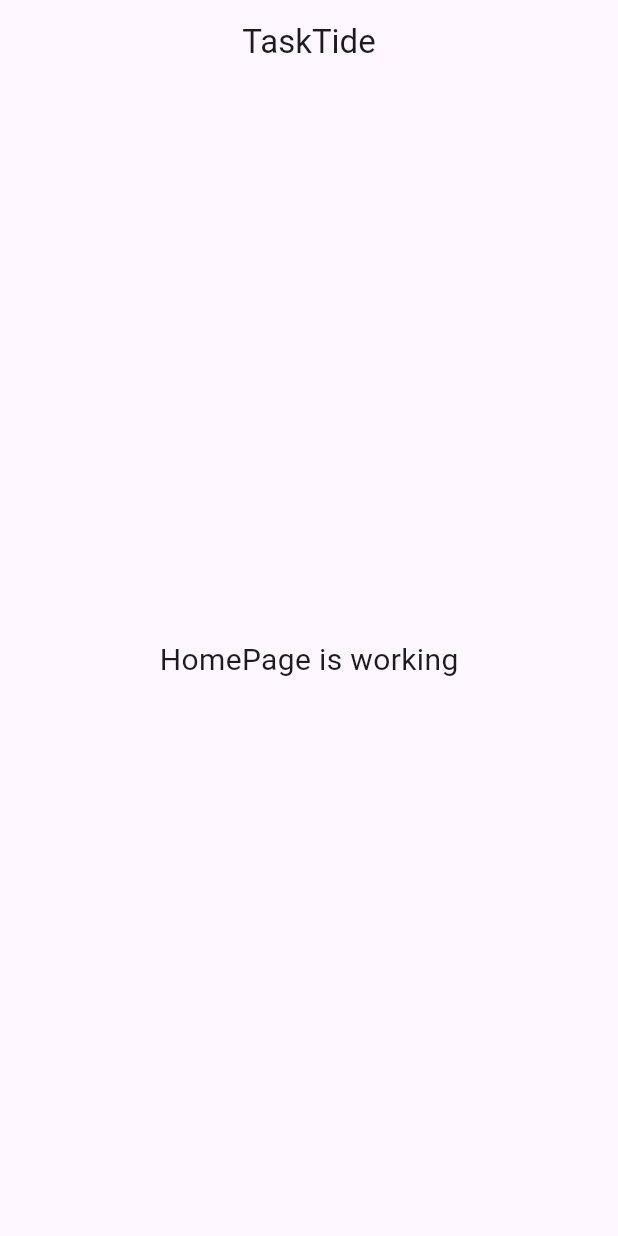
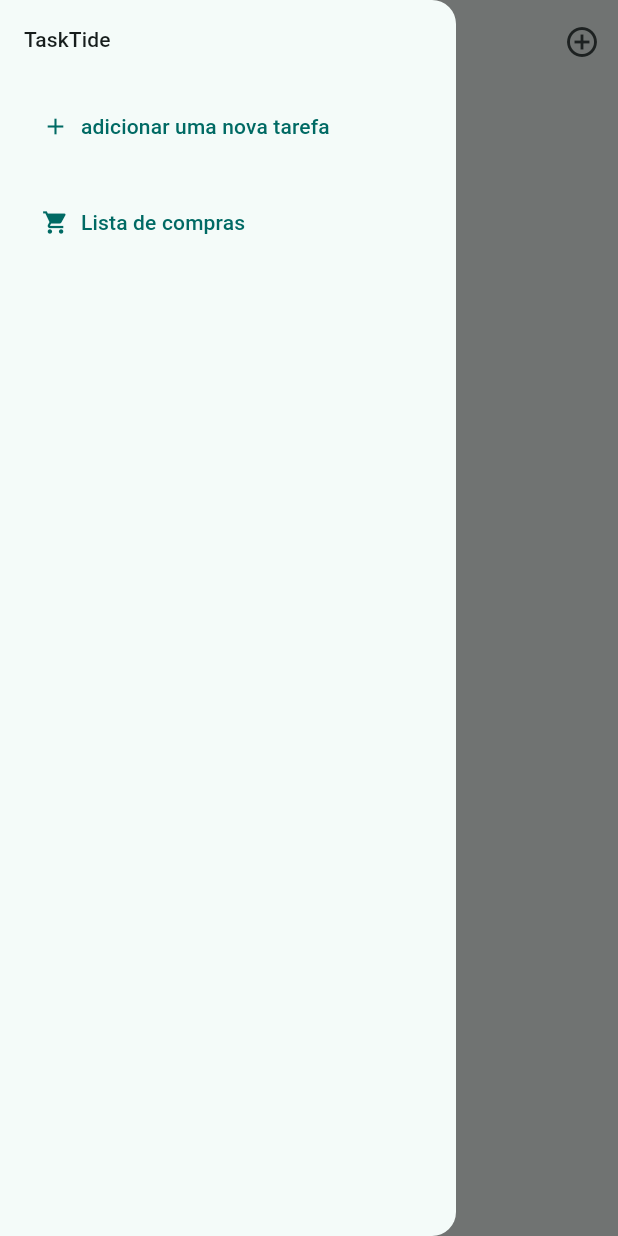
Before and after one commit to juijar/Apps2Qi, a Flutter app: the screen it shows after launch, with the side drawer open (before the commit the screen has no drawer), on a phone screen of 412 x 824 dp. Run offline on Flutter 3.47's test engine with Material 3 defaults, Android fonts, the phone set to English and light mode, and no system bars.

Commit message:
criação da tela home

```diff
--- a/tasktide/lib/main.dart
+++ b/tasktide/lib/main.dart
@@ -1,6 +1,9 @@
+
 import 'package:flutter/material.dart';
-import 'package:tasktide/screens/home_page.dart';
+import 'package:tasktide/screens/home/home_page.dart';
+//import 'package:tasktide/screens/home_page.dart';
 
+import 'theme.dart';
 void main() {
   runApp(const MainApp());
 }
@@ -10,8 +13,14 @@ class MainApp extends StatelessWidget {
 
   @override
   Widget build(BuildContext context) {
-    return const MaterialApp(
-      home: HomePage(),
+    return MaterialApp(
+      theme: MaterialTheme(Theme.of(context).textTheme).light(),
+      darkTheme: MaterialTheme(Theme.of(context).textTheme).light(),
+      initialRoute: '/home',
+      routes: {
+        '/home': (context) =>HomePage(),
+        },
+
       debugShowCheckedModeBanner: false,
     );
   }
--- /dev/null
+++ b/tasktide/lib/screens/home/home_page.dart
@@ -0,0 +1,63 @@
+import 'package:flutter/material.dart';
+import 'package:tasktide/screens/shared/app_drawer.dart';
+
+class HomePage extends StatelessWidget {
+  const HomePage({super.key});
+
+  @override
+  Widget build(BuildContext context) {
+    return Scaffold(
+      appBar: AppBar(
+        title: const Text('Tarefas'),
+        centerTitle: true,
+        actions: <Widget>[
+          IconButton(
+            icon: Icon(Icons.add_circle_outline), // Ícone do botão
+            onPressed: () {
+              // Ação a ser executada quando o botão for clicado
+              ScaffoldMessenger.of(context).showSnackBar(
+                SnackBar(content: Text('não funciono')),
+              );
+            },
+          ),
+        ],
+      ),
+      drawer: AppDrawer(),
+      body: Padding(
+        padding: const EdgeInsets.symmetric(horizontal: 400,vertical: 16),
+        child: Center(
+          child: Column(
+            children: [
+              Expanded(
+                child: ListView.separated(
+                  shrinkWrap: true,
+                  itemBuilder: (BuildContext context, int index) {
+                    return ListTile(
+
+                      // colocar um container no lugar do listTile e nele colocar um children e logo um row com os icones
+                      title: Text('produto $index'),
+                      trailing: Icon(Icons.delete),
+
+                      /* Row(
+                        children: [
+                          const Icon(Icons.delete),
+
+                          //const IconButton(onPressed: null, icon: const Icon(Icons.delete)),
+                          //const IconButton(onPressed: null, icon: const Icon(Icons.edit_attributes)),
+                        ],
+                      ), */
+
+                    );
+
+                  },
+                  separatorBuilder: (__, _) => const Divider(),
+                  itemCount: 20,
+                ),
+              ),
+            ],
+          ),
+        ),
+      ),
+    );
+  }
+}
--- a/tasktide/lib/screens/home_page.dart
+++ /dev/null
@@ -1,21 +0,0 @@
-import 'package:flutter/material.dart';
-
-class HomePage extends StatelessWidget {
-  const HomePage({super.key});
-
-  @override
-  Widget build(BuildContext context) {
-    return Scaffold(
-      appBar: AppBar(
-        title: const Text('TaskTide'),
-        centerTitle: true,
-      ),
-      body: const Center(
-        child: Text(
-          'HomePage is working',
-          style: TextStyle(fontSize: 20),
-        ),
-      ),
-    );
-  }
-}
--- /dev/null
+++ b/tasktide/lib/screens/shared/app_drawer.dart
@@ -0,0 +1,39 @@
+import 'package:flutter/material.dart';
+
+class AppDrawer extends StatelessWidget {
+  const AppDrawer({super.key});
+
+  @override
+  Widget build(BuildContext context) {
+    return Drawer(
+      child: SafeArea(
+        child: Padding(
+          padding: EdgeInsets.all(16),
+          child: Column(
+            crossAxisAlignment: CrossAxisAlignment.start,
+            children: [
+              Text(
+                'TaskTide',
+                style: Theme.of(context).textTheme.titleSmall,
+              ),
+              const SizedBox(height: 24),
+              TextButton.icon(
+                icon: Icon(Icons.add),
+                label: Text('adicionar uma nova tarefa'),
+                onPressed: () {},
+              ),
+              const SizedBox(
+                height: 16,
+              ),
+              TextButton.icon(
+                icon: Icon(Icons.shopping_cart),
+                label: Text('Lista de compras'),
+                onPressed: () {},
+              ),
+            ],
+          ),
+        ),
+      ),
+    );
+  }
+}
--- /dev/null
+++ b/tasktide/lib/theme.dart
@@ -0,0 +1,556 @@
+import "package:flutter/material.dart";
+
+class MaterialTheme {
+  final TextTheme textTheme;
+
+  const MaterialTheme(this.textTheme);
+
+  static MaterialScheme lightScheme() {
+    return const MaterialScheme(
+      brightness: Brightness.light,
+      primary: Color(4278217316),
+      surfaceTint: Color(4278217316),
+      onPrimary: Color(4294967295),
+      primaryContainer: Color(4288541416),
+      onPrimaryContainer: Color(4278198301),
+      secondary: Color(4285289356),
+      onSecondary: Color(4294967295),
+      secondaryContainer: Color(4293844223),
+      onSecondaryContainer: Color(4280684100),
+      tertiary: Color(4285093005),
+      onTertiary: Color(4294967295),
+      tertiaryContainer: Color(4293647615),
+      onTertiaryContainer: Color(4280553029),
+      error: Color(4290386458),
+      onError: Color(4294967295),
+      errorContainer: Color(4294957782),
+      onErrorContainer: Color(4282449922),
+      background: Color(4294245369),
+      onBackground: Color(4279639324),
+      surface: Color(4294245369),
+      onSurface: Color(4279639324),
+      surfaceVariant: Color(4292535778),
+      onSurfaceVariant: Color(4282337607),
+      outline: Color(4285495671),
+      outlineVariant: Color(4290693574),
+      shadow: Color(4278190080),
+      scrim: Color(4278190080),
+      inverseSurface: Color(4281020977),
+      inverseOnSurface: Color(4293718768),
+      inversePrimary: Color(4286698956),
+      primaryFixed: Color(4288541416),
+      onPrimaryFixed: Color(4278198301),
+      primaryFixedDim: Color(4286698956),
+      onPrimaryFixedVariant: Color(4278210635),
+      secondaryFixed: Color(4293844223),
+      onSecondaryFixed: Color(4280684100),
+      secondaryFixedDim: Color(4292328187),
+      onSecondaryFixedVariant: Color(4283644786),
+      tertiaryFixed: Color(4293647615),
+      onTertiaryFixed: Color(4280553029),
+      tertiaryFixedDim: Color(4292131836),
+      onTertiaryFixedVariant: Color(4283448436),
+      surfaceDim: Color(4292205529),
+      surfaceBright: Color(4294245369),
+      surfaceContainerLowest: Color(4294967295),
+      surfaceContainerLow: Color(4293916147),
+      surfaceContainer: Color(4293521389),
+      surfaceContainerHigh: Color(4293126632),
+      surfaceContainerHighest: Color(4292732130),
+    );
+  }
+
+  ThemeData light() {
+    return theme(lightScheme().toColorScheme());
+  }
+
+  static MaterialScheme lightMediumContrastScheme() {
+    return const MaterialScheme(
+      brightness: Brightness.light,
+      primary: Color(4278209607),
+      surfaceTint: Color(4278217316),
+      onPrimary: Color(4294967295),
+      primaryContainer: Color(4280713594),
+      onPrimaryContainer: Color(4294967295),
+      secondary: Color(4283381614),
+      onSecondary: Color(4294967295),
+      secondaryContainer: Color(4286802340),
+      onSecondaryContainer: Color(4294967295),
+      tertiary: Color(4283185263),
+      onTertiary: Color(4294967295),
+      tertiaryContainer: Color(4286605989),
+      onTertiaryContainer: Color(4294967295),
+      error: Color(4287365129),
+      onError: Color(4294967295),
+      errorContainer: Color(4292490286),
+      onErrorContainer: Color(4294967295),
+      background: Color(4294245369),
+      onBackground: Color(4279639324),
+      surface: Color(4294245369),
+      onSurface: Color(4279639324),
+      surfaceVariant: Color(4292535778),
+      onSurfaceVariant: Color(4282074435),
+      outline: Color(4283916639),
+      outlineVariant: Color(4285758843),
+      shadow: Color(4278190080),
+      scrim: Color(4278190080),
+      inverseSurface: Color(4281020977),
+      inverseOnSurface: Color(4293718768),
+      inversePrimary: Color(4286698956),
+      primaryFixed: Color(4280713594),
+      onPrimaryFixed: Color(4294967295),
+      primaryFixedDim: Color(4278216545),
+      onPrimaryFixedVariant: Color(4294967295),
+      secondaryFixed: Color(4286802340),
+      onSecondaryFixed: Color(4294967295),
+      secondaryFixedDim: Color(4285092233),
+      onSecondaryFixedVariant: Color(4294967295),
+      tertiaryFixed: Color(4286605989),
+      onTertiaryFixed: Color(4294967295),
+      tertiaryFixedDim: Color(4284895883),
+      onTertiaryFixedVariant: Color(4294967295),
+      surfaceDim: Color(4292205529),
+      surfaceBright: Color(4294245369),
+      surfaceContainerLowest: Color(4294967295),
+      surfaceContainerLow: Color(4293916147),
+      surfaceContainer: Color(4293521389),
+      surfaceContainerHigh: Color(4293126632),
+      surfaceContainerHighest: Color(4292732130),
+    );
+  }
+
+  ThemeData lightMediumContrast() {
+    return theme(lightMediumContrastScheme().toColorScheme());
+  }
+
+  static MaterialScheme lightHighContrastScheme() {
+    return const MaterialScheme(
+      brightness: Brightness.light,
+      primary: Color(4278200100),
+      surfaceTint: Color(4278217316),
+      onPrimary: Color(4294967295),
+      primaryContainer: Color(4278209607),
+      onPrimaryContainer: Color(4294967295),
+      secondary: Color(4281144651),
+      onSecondary: Color(4294967295),
+      secondaryContainer: Color(4283381614),
+      onSecondaryContainer: Color(4294967295),
+      tertiary: Color(4280948300),
+      onTertiary: Color(4294967295),
+      tertiaryContainer: Color(4283185263),
+      onTertiaryContainer: Color(4294967295),
+      error: Color(4283301890),
+      onError: Color(4294967295),
+      errorContainer: Color(4287365129),
+      onErrorContainer: Color(4294967295),
+      background: Color(4294245369),
+      onBackground: Color(4279639324),
+      surface: Color(4294245369),
+      onSurface: Color(4278190080),
+      surfaceVariant: Color(4292535778),
+      onSurfaceVariant: Color(4280034852),
+      outline: Color(4282074435),
+      outlineVariant: Color(4282074435),
+      shadow: Color(4278190080),
+      scrim: Color(4278190080),
+      inverseSurface: Color(4281020977),
+      inverseOnSurface: Color(4294967295),
+      inversePrimary: Color(4289133554),
+      primaryFixed: Color(4278209607),
+      onPrimaryFixed: Color(4294967295),
+      primaryFixedDim: Color(4278203183),
+      onPrimaryFixedVariant: Color(4294967295),
+      secondaryFixed: Color(4283381614),
+      onSecondaryFixed: Color(4294967295),
+      secondaryFixedDim: Color(4281868630),
+      onSecondaryFixedVariant: Color(4294967295),
+      tertiaryFixed: Color(4283185263),
+      onTertiaryFixed: Color(4294967295),
+      tertiaryFixedDim: Color(4281672280),
+      onTertiaryFixedVariant: Color(4294967295),
+      surfaceDim: Color(4292205529),
+      surfaceBright: Color(4294245369),
+      surfaceContainerLowest: Color(4294967295),
+      surfaceContainerLow: Color(4293916147),
+      surfaceContainer: Color(4293521389),
+      surfaceContainerHigh: Color(4293126632),
+      surfaceContainerHighest: Color(4292732130),
+    );
+  }
+
+  ThemeData lightHighContrast() {
+    return theme(lightHighContrastScheme().toColorScheme());
+  }
+
+  static MaterialScheme darkScheme() {
+    return const MaterialScheme(
+      brightness: Brightness.dark,
+      primary: Color(4286698956),
+      surfaceTint: Color(4286698956),
+      onPrimary: Color(4278204211),
+      primaryContainer: Color(4278210635),
+      onPrimaryContainer: Color(4288541416),
+      secondary: Color(4292328187),
+      onSecondary: Color(4282131802),
+      secondaryContainer: Color(4283644786),
+      onSecondaryContainer: Color(4293844223),
+      tertiary: Color(4292131836),
+      onTertiary: Color(4281935196),
+      tertiaryContainer: Color(4283448436),
+      onTertiaryContainer: Color(4293647615),
+      error: Color(4294948011),
+      onError: Color(4285071365),
+      errorContainer: Color(4287823882),
+      onErrorContainer: Color(4294957782),
+      background: Color(4279112980),
+      onBackground: Color(4292732130),
+      surface: Color(4279112980),
+      onSurface: Color(4292732130),
+      surfaceVariant: Color(4282337607),
+      onSurfaceVariant: Color(4290693574),
+      outline: Color(4287206289),
+      outlineVariant: Color(4282337607),
+      shadow: Color(4278190080),
+      scrim: Color(4278190080),
+      inverseSurface: Color(4292732130),
+      inverseOnSurface: Color(4281020977),
+      inversePrimary: Color(4278217316),
+      primaryFixed: Color(4288541416),
+      onPrimaryFixed: Color(4278198301),
+      primaryFixedDim: Color(4286698956),
+      onPrimaryFixedVariant: Color(4278210635),
+      secondaryFixed: Color(4293844223),
+      onSecondaryFixed: Color(4280684100),
+      secondaryFixedDim: Color(4292328187),
+      onSecondaryFixedVariant: Color(4283644786),
+      tertiaryFixed: Color(4293647615),
+      onTertiaryFixed: Color(4280553029),
+      tertiaryFixedDim: Color(4292131836),
+      onTertiaryFixedVariant: Color(4283448436),
+      surfaceDim: Color(4279112980),
+      surfaceBright: Color(4281612857),
+      surfaceContainerLowest: Color(4278783759),
+      surfaceContainerLow: Color(4279639324),
+      surfaceContainer: Color(4279902496),
+      surfaceContainerHigh: Color(4280625962),
+      surfaceContainerHighest: Color(4281349685),
+    );
+  }
+
+  ThemeData dark() {
+    return theme(darkScheme().toColorScheme());
+  }
+
+  static MaterialScheme darkMediumContrastScheme() {
+    return const MaterialScheme(
+      brightness: Brightness.dark,
+      primary: Color(4286962129),
+      surfaceTint: Color(4286698956),
+      onPrimary: Color(4278196760),
+      primaryContainer: Color(4282949270),
+      onPrimaryContainer: Color(4278190080),
+      secondary: Color(4292657151),
+      onSecondary: Color(4280289086),
+      secondaryContainer: Color(4288710082),
+      onSecondaryContainer: Color(4278190080),
+      tertiary: Color(4292395263),
+      onTertiary: Color(4280158272),
+      tertiaryContainer: Color(4288448195),
+      onTertiaryContainer: Color(4278190080),
+      error: Color(4294949553),
+      onError: Color(4281794561),
+      errorContainer: Color(4294923337),
+      onErrorContainer: Color(4278190080),
+      background: Color(4279112980),
+      onBackground: Color(4292732130),
+      surface: Color(4279112980),
+      onSurface: Color(4294376698),
+      surfaceVariant: Color(4282337607),
+      onSurfaceVariant: Color(4290956747),
+      outline: Color(4288390563),
+      outlineVariant: Color(4286285187),
+      shadow: Color(4278190080),
+      scrim: Color(4278190080),
+      inverseSurface: Color(4292732130),
+      inverseOnSurface: Color(4280625962),
+      inversePrimary: Color(4278210892),
+      primaryFixed: Color(4288541416),
+      onPrimaryFixed: Color(4278195219),
+      primaryFixedDim: Color(4286698956),
+      onPrimaryFixedVariant: Color(4278206009),
+      secondaryFixed: Color(4293844223),
+      onSecondaryFixed: Color(4279960121),
+      secondaryFixedDim: Color(4292328187),
+      onSecondaryFixedVariant: Color(4282526560),
+      tertiaryFixed: Color(4293647615),
+      onTertiaryFixed: Color(4279829051),
+      tertiaryFixedDim: Color(4292131836),
+      onTertiaryFixedVariant: Color(4282329954),
+      surfaceDim: Color(4279112980),
+      surfaceBright: Color(4281612857),
+      surfaceContainerLowest: Color(4278783759),
+      surfaceContainerLow: Color(4279639324),
+      surfaceContainer: Color(4279902496),
+      surfaceContainerHigh: Color(4280625962),
+      surfaceContainerHighest: Color(4281349685),
+    );
+  }
+
+  ThemeData darkMediumContrast() {
+    return theme(darkMediumContrastScheme().toColorScheme());
+  }
+
+  static MaterialScheme darkHighContrastScheme() {
+    return const MaterialScheme(
+      brightness: Brightness.dark,
+      primary: Color(4293656571),
+      surfaceTint: Color(4286698956),
+      onPrimary: Color(4278190080),
+      primaryContainer: Color(4286962129),
+      onPrimaryContainer: Color(4278190080),
+      secondary: Color(4294965756),
+      onSecondary: Color(4278190080),
+      secondaryContainer: Color(4292657151),
+      onSecondaryContainer: Color(4278190080),
+      tertiary: Color(4294965758),
+      onTertiary: Color(4278190080),
+      tertiaryContainer: Color(4292395263),
+      onTertiaryContainer: Color(4278190080),
+      error: Color(4294965753),
+      onError: Color(4278190080),
+      errorContainer: Color(4294949553),
+      onErrorContainer: Color(4278190080),
+      background: Color(4279112980),
+      onBackground: Color(4292732130),
+      surface: Color(4279112980),
+      onSurface: Color(4294967295),
+      surfaceVariant: Color(4282337607),
+      onSurfaceVariant: Color(4294180346),
+      outline: Color(4290956747),
+      outlineVariant: Color(4290956747),
+      shadow: Color(4278190080),
+      scrim: Color(4278190080),
+      inverseSurface: Color(4292732130),
+      inverseOnSurface: Color(4278190080),
+      inversePrimary: Color(4278202413),
+      primaryFixed: Color(4288804589),
+      onPrimaryFixed: Color(4278190080),
+      primaryFixedDim: Color(4286962129),
+      onPrimaryFixedVariant: Color(4278196760),
+      secondaryFixed: Color(4294042111),
+      onSecondaryFixed: Color(4278190080),
+      secondaryFixedDim: Color(4292657151),
+      onSecondaryFixedVariant: Color(4280289086),
+      tertiaryFixed: Color(4293911039),
+      onTertiaryFixed: Color(4278190080),
+      tertiaryFixedDim: Color(4292395263),
+      onTertiaryFixedVariant: Color(4280158272),
+      surfaceDim: Color(4279112980),
+      surfaceBright: Color(4281612857),
+      surfaceContainerLowest: Color(4278783759),
+      surfaceContainerLow: Color(4279639324),
+      surfaceContainer: Color(4279902496),
+      surfaceContainerHigh: Color(4280625962),
+      surfaceContainerHighest: Color(4281349685),
+    );
+  }
+
+  ThemeData darkHighContrast() {
+    return theme(darkHighContrastScheme().toColorScheme());
+  }
+
+
+  ThemeData theme(ColorScheme colorScheme) => ThemeData(
+     useMaterial3: true,
+     brightness: colorScheme.brightness,
+     colorScheme: colorScheme,
+     textTheme: textTheme.apply(
+       bodyColor: colorScheme.onSurface,
+       displayColor: colorScheme.onSurface,
+     ),
+     scaffoldBackgroundColor: colorScheme.background,
+     canvasColor: colorScheme.surface,
+  );
+
+
+  List<ExtendedColor> get extendedColors => [
+  ];
+}
+
+class MaterialScheme {
+  const MaterialScheme({
+    required this.brightness,
+    required this.primary,
+    required this.surfaceTint,
+    required this.onPrimary,
+    required this.primaryContainer,
+    required this.onPrimaryContainer,
+    required this.secondary,
+    required this.onSecondary,
+    required this.secondaryContainer,
+    required this.onSecondaryContainer,
+    required this.tertiary,
+    required this.onTertiary,
+    required this.tertiaryContainer,
+    required this.onTertiaryContainer,
+    required this.error,
+    required this.onError,
+    required this.errorContainer,
+    required this.onErrorContainer,
+    required this.background,
+    required this.onBackground,
+    required this.surface,
+    required this.onSurface,
+    required this.surfaceVariant,
+    required this.onSurfaceVariant,
+    required this.outline,
+    required this.outlineVariant,
+    required this.shadow,
+    required this.scrim,
+    required this.inverseSurface,
+    required this.inverseOnSurface,
+    required this.inversePrimary,
+    required this.primaryFixed,
+    required this.onPrimaryFixed,
+    required this.primaryFixedDim,
+    required this.onPrimaryFixedVariant,
+    required this.secondaryFixed,
+    required this.onSecondaryFixed,
+    required this.secondaryFixedDim,
+    required this.onSecondaryFixedVariant,
+    required this.tertiaryFixed,
+    required this.onTertiaryFixed,
+    required this.tertiaryFixedDim,
+    required this.onTertiaryFixedVariant,
+    required this.surfaceDim,
+    required this.surfaceBright,
+    required this.surfaceContainerLowest,
+    required this.surfaceContainerLow,
+    required this.surfaceContainer,
+    required this.surfaceContainerHigh,
+    required this.surfaceContainerHighest,
+  });
+
+  final Brightness brightness;
+  final Color primary;
+  final Color surfaceTint;
+  final Color onPrimary;
+  final Color primaryContainer;
+  final Color onPrimaryContainer;
+  final Color secondary;
+  final Color onSecondary;
+  final Color secondaryContainer;
+  final Color onSecondaryContainer;
+  final Color tertiary;
+  final Color onTertiary;
+  final Color tertiaryContainer;
+  final Color onTertiaryContainer;
+  final Color error;
+  final Color onError;
+  final Color errorContainer;
+  final Color onErrorContainer;
+  final Color background;
+  final Color onBackground;
+  final Color surface;
+  final Color onSurface;
+  final Color surfaceVariant;
+  final Color onSurfaceVariant;
+  final Color outline;
+  final Color outlineVariant;
+  final Color shadow;
+  final Color scrim;
+  final Color inverseSurface;
+  final Color inverseOnSurface;
+  final Color inversePrimary;
+  final Color primaryFixed;
+  final Color onPrimaryFixed;
+  final Color primaryFixedDim;
+  final Color onPrimaryFixedVariant;
+  final Color secondaryFixed;
+  final Color onSecondaryFixed;
+  final Color secondaryFixedDim;
+  final Color onSecondaryFixedVariant;
+  final Color tertiaryFixed;
+  final Color onTertiaryFixed;
+  final Color tertiaryFixedDim;
+  final Color onTertiaryFixedVariant;
+  final Color surfaceDim;
+  final Color surfaceBright;
+  final Color surfaceContainerLowest;
+  final Color surfaceContainerLow;
+  final Color surfaceContainer;
+  final Color surfaceContainerHigh;
+  final Color surfaceContainerHighest;
+}
+
+extension MaterialSchemeUtils on MaterialScheme {
+  ColorScheme toColorScheme() {
+    return ColorScheme(
+      brightness: brightness,
+      primary: primary,
+      onPrimary: onPrimary,
+      primaryContainer: primaryContainer,
+      onPrimaryContainer: onPrimaryContainer,
+      secondary: secondary,
+      onSecondary: onSecondary,
+      secondaryContainer: secondaryContainer,
+      onSecondaryContainer: onSecondaryContainer,
+      tertiary: tertiary,
+      onTertiary: onTertiary,
+      tertiaryContainer: tertiaryContainer,
+      onTertiaryContainer: onTertiaryContainer,
+      error: error,
+      onError: onError,
+      errorContainer: errorContainer,
+      onErrorContainer: onErrorContainer,
+      background: background,
+      onBackground: onBackground,
+      surface: surface,
+      onSurface: onSurface,
+      surfaceVariant: surfaceVariant,
+      onSurfaceVariant: onSurfaceVariant,
+      outline: outline,
+      outlineVariant: outlineVariant,
+      shadow: shadow,
+      scrim: scrim,
+      inverseSurface: inverseSurface,
+      onInverseSurface: inverseOnSurface,
+      inversePrimary: inversePrimary,
+    );
+  }
+}
+
+class ExtendedColor {
+  final Color seed, value;
+  final ColorFamily light;
+  final ColorFamily lightHighContrast;
+  final ColorFamily lightMediumContrast;
+  final ColorFamily dark;
+  final ColorFamily darkHighContrast;
+  final ColorFamily darkMediumContrast;
+
+  const ExtendedColor({
+    required this.seed,
+    required this.value,
+    required this.light,
+    required this.lightHighContrast,
+    required this.lightMediumContrast,
+    required this.dark,
+    required this.darkHighContrast,
+    required this.darkMediumContrast,
+  });
+}
+
+class ColorFamily {
+  const ColorFamily({
+    required this.color,
+    required this.onColor,
+    required this.colorContainer,
+    required this.onColorContainer,
+  });
+
+  final Color color;
+  final Color onColor;
+  final Color colorContainer;
+  final Color onColorContainer;
+}
```
